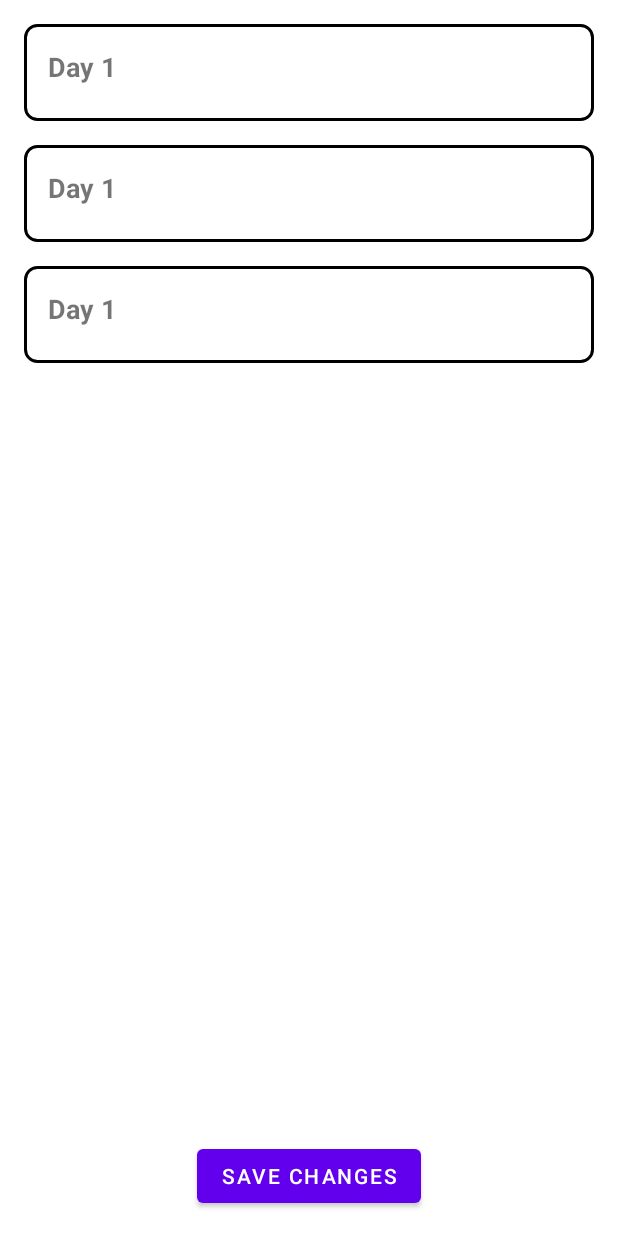
After one commit to Nart-Tehaucha/beender, an Android app: the layout fragment_itinerary.xml on its own in the app's theme, with its tools: preview values and no code run, on a phone screen of 412 x 824 dp. The commit adds this screen. Run offline under Robolectric (Android 15) with nearby library versions, the phone set to English and light mode, and no system bars.

Commit message:
Added itinerary fragment

```diff
--- a/app/src/main/java/com/example/beender/TravelMapsAdapter.java
+++ b/app/src/main/java/com/example/beender/TravelMapsAdapter.java
@@ -111,7 +111,9 @@ public class TravelMapsAdapter extends RecyclerView.Adapter<TravelMapsAdapter.Tr
         bundle.putString("parentFrag", "archive");
         bundle.putString("type", t.getType());
         NavController navController = Navigation.findNavController(view);
-        navController.navigate(R.id.action_navigation_archive_to_navigation_map, bundle);
+//        navController.navigate(R.id.action_navigation_archive_to_navigation_map, bundle);
+        navController.navigate(R.id.action_navigation_archive_to_itinerary, bundle);
+
     }
 
     //This function remove open a dialog box that asks the user if he sure that
--- /dev/null
+++ b/app/src/main/res/drawable/box_background.xml
@@ -0,0 +1,10 @@
+<shape xmlns:android="http://schemas.android.com/apk/res/android"
+    android:shape="rectangle">
+
+    <stroke
+        android:width="2dp"
+        android:color="?attr/colorOnSecondary" />
+    <solid android:color="@android:color/transparent" />
+    <corners android:radius="@dimen/box_background_corner_radius" />
+
+</shape>
--- /dev/null
+++ b/app/src/main/res/layout/day_item.xml
@@ -0,0 +1,31 @@
+<LinearLayout android:layout_width="match_parent"
+    android:layout_height="wrap_content"
+    android:background="@drawable/box_background"
+    android:orientation="vertical"
+    android:padding="16dp"
+    android:layout_marginBottom="16dp"
+    xmlns:tools="http://schemas.android.com/tools"
+    xmlns:app="http://schemas.android.com/apk/res-auto"
+    xmlns:android="http://schemas.android.com/apk/res/android">
+
+    <TextView
+        android:id="@+id/day_title"
+        android:layout_width="wrap_content"
+        android:layout_height="wrap_content"
+        android:text="Day 1"
+        android:textSize="18sp"
+        android:textStyle="bold" />
+
+    <androidx.recyclerview.widget.RecyclerView
+        android:id="@+id/attraction_recycler_view"
+        android:layout_width="match_parent"
+        android:layout_height="wrap_content"
+        android:layout_marginTop="8dp"
+        android:clipToPadding="false"
+        android:paddingStart="8dp"
+        android:paddingEnd="8dp"
+        app:layoutManager="androidx.recyclerview.widget.LinearLayoutManager"
+        android:orientation="vertical"
+        tools:listitem="@layout/attraction_item" />
+
+</LinearLayout>
--- /dev/null
+++ b/app/src/main/res/layout/fragment_itinerary.xml
@@ -0,0 +1,25 @@
+<LinearLayout xmlns:android="http://schemas.android.com/apk/res/android"
+    android:layout_width="match_parent"
+    android:layout_height="match_parent"
+    android:orientation="vertical">
+
+    <androidx.recyclerview.widget.RecyclerView
+        android:id="@+id/day_recycler_view"
+        android:layout_width="match_parent"
+        android:layout_height="0dp"
+        android:layout_weight="1"
+        android:padding="16dp"
+        app:layoutManager="androidx.recyclerview.widget.LinearLayoutManager"
+        android:orientation="vertical"
+        tools:listitem="@layout/day_item"
+        xmlns:tools="http://schemas.android.com/tools"
+        xmlns:app="http://schemas.android.com/apk/res-auto" />
+
+    <Button
+        android:layout_width="wrap_content"
+        android:layout_height="wrap_content"
+        android:text="Save Changes"
+        android:layout_gravity="center_horizontal"
+        android:layout_marginBottom="16dp"/>
+
+</LinearLayout>
--- a/app/src/main/res/values-night/themes.xml
+++ b/app/src/main/res/values-night/themes.xml
@@ -8,7 +8,7 @@
         <!-- Secondary brand color. -->
         <item name="colorSecondary">@color/teal_200</item>
         <item name="colorSecondaryVariant">@color/teal_200</item>
-        <item name="colorOnSecondary">@color/black</item>
+        <item name="colorOnSecondary">@color/white</item>
         <!-- Status bar color. -->
         <item name="android:statusBarColor" tools:targetApi="l">?attr/colorPrimaryVariant</item>
         <!-- Customize your theme here. -->
--- a/app/src/main/res/values/dimens.xml
+++ b/app/src/main/res/values/dimens.xml
@@ -5,4 +5,5 @@
     <dimen name="nav_header_vertical_spacing">8dp</dimen>
     <dimen name="nav_header_height">176dp</dimen>
     <dimen name="fab_margin">16dp</dimen>
+    <dimen name="box_background_corner_radius">8dp</dimen>
 </resources>
```
Also changed, not shown: app/src/main/java/com/example/beender/ImageFragment.java (+25 -6 lines), app/src/main/java/com/example/beender/ItineraryFragment.java (added, +277 -0 lines), app/src/main/res/layout/attraction_item.xml (added, +42 -0 lines), app/src/main/res/navigation/mobile_navigation.xml (+12 -7 lines).
